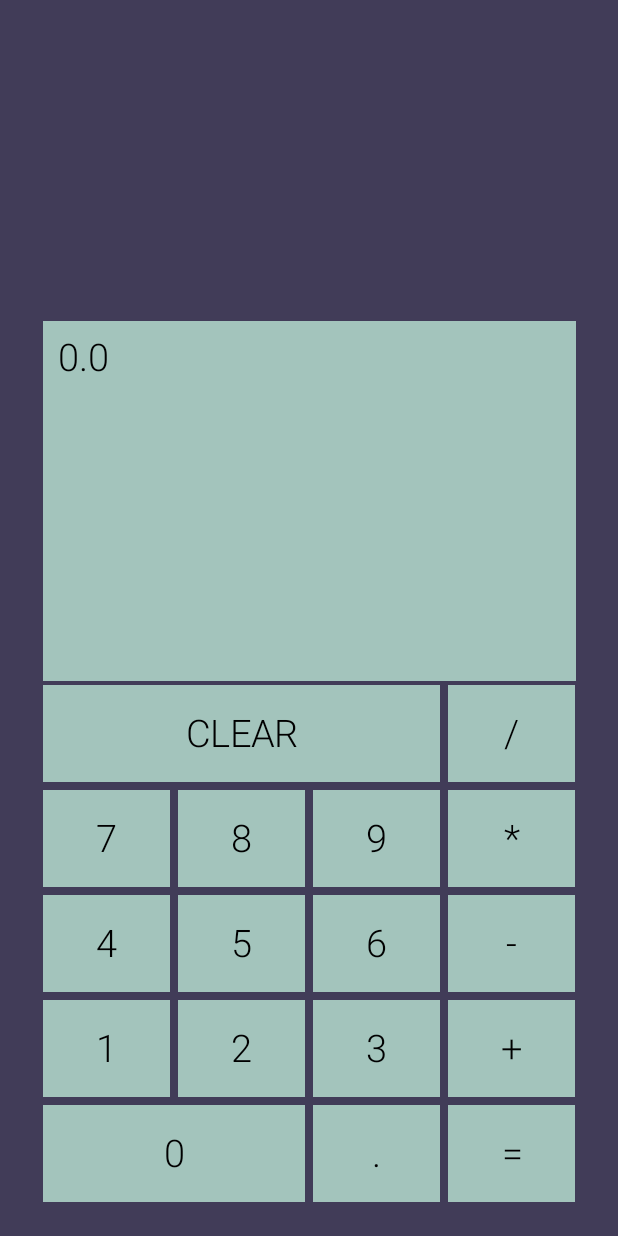
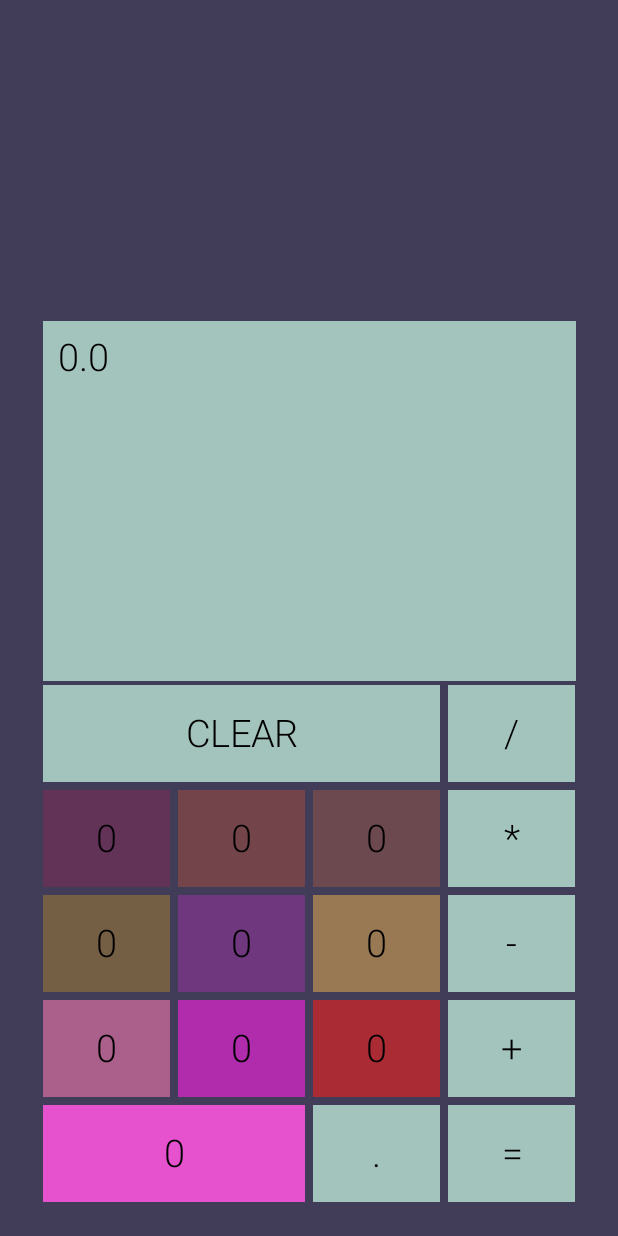
Before and after one commit to nasvalljohan/Calculator-MI-Academy-, an Android app built with Jetpack Compose: the screen it shows after launch (MainActivity), on a phone screen of 412 x 824 dp. Run offline under Robolectric (Android 15) with nearby library versions, the phone set to English and light mode, and no system bars.

Commit message:
Crapculator V2 to be approved

```diff
--- /dev/null
+++ b/app/src/main/java/com/jojjnator/kalkylator/RandomGenerator.kt
@@ -0,0 +1,19 @@
+package com.jojjnator.kalkylator
+
+import androidx.compose.ui.graphics.Color
+import kotlin.random.Random
+
+class RandomGenerator {
+
+    companion object{
+        fun getRandomColor(): Color {
+
+            return Color(
+                255,
+                Random.nextInt(256),
+                Random.nextInt(256),
+                Random.nextInt(256)
+            )
+        }
+    }
+}
--- a/app/src/main/java/com/jojjnator/kalkylator/ui/Calculator.kt
+++ b/app/src/main/java/com/jojjnator/kalkylator/ui/Calculator.kt
@@ -7,6 +7,7 @@ import androidx.compose.material.Text
 import androidx.compose.runtime.Composable
 import androidx.compose.ui.Alignment
 import androidx.compose.ui.Modifier
+import androidx.compose.ui.graphics.Color
 import androidx.compose.ui.text.font.FontWeight
 import androidx.compose.ui.tooling.preview.Preview
 import androidx.compose.ui.unit.dp
@@ -17,11 +18,11 @@ import com.jojjnator.kalkylator.ui.theme.BackgroundColor
 import com.jojjnator.kalkylator.ui.theme.ButtonColor
 import com.jojjnator.kalkylator.viewmodel.CalculatorViewModel
 import com.jojjnator.kalkylator.viewmodel.Operators
+import kotlin.random.Random
 
 @Preview
 @Composable
 fun Calculator() {
-
 
     val viewModel = viewModel { CalculatorViewModel() }
 
@@ -29,6 +30,7 @@ fun Calculator() {
     val modifierSmallBox: Modifier = Modifier.size(height = 70.dp, width = 90.dp)
     val modifierMediumBox: Modifier = Modifier.size(height = 70.dp, width = 180.dp)
     val modifierBigBox: Modifier = Modifier.size(height = 70.dp, width = 270.dp)
+
 
     Column(
         modifier = Modifier
@@ -79,12 +81,12 @@ fun Calculator() {
             modifier = fillMaxWidthModifier,
             horizontalArrangement = Arrangement.Center
         ) {
-            CalculatorButton(
+            CalculatorOperatorButton(
                 modifier = modifierBigBox
                     .clickable { viewModel.checkInput(CalculatorAction.Clear) },
                 operator = "CLEAR",
             )
-            CalculatorButton(
+            CalculatorOperatorButton(
                 modifier = modifierSmallBox
                     .clickable { viewModel.checkInput(CalculatorAction.SetOperator(Operators.DIVIDE)) },
                 operator = "/"
@@ -94,22 +96,19 @@ fun Calculator() {
             modifier = fillMaxWidthModifier,
             horizontalArrangement = Arrangement.Center
         ) {
-            CalculatorButton(
+            CalculatorNumberButton(
                 modifier = modifierSmallBox
-                    .clickable { viewModel.checkInput(CalculatorAction.SetNumber(7)) },
-                operator = "7"
+                    .clickable { viewModel.checkInput(CalculatorAction.SetNumber(viewModel.numbers[0])) }
             )
-            CalculatorButton(
+            CalculatorNumberButton(
                 modifier = modifierSmallBox
-                    .clickable { viewModel.checkInput(CalculatorAction.SetNumber(8)) },
-                operator = "8"
+                    .clickable { viewModel.checkInput(CalculatorAction.SetNumber(viewModel.numbers[1])) }
             )
-            CalculatorButton(
+            CalculatorNumberButton(
                 modifier = modifierSmallBox
-                    .clickable { viewModel.checkInput(CalculatorAction.SetNumber(9)) },
-                operator = "9"
+                    .clickable { viewModel.checkInput(CalculatorAction.SetNumber(viewModel.numbers[2])) }
             )
-            CalculatorButton(
+            CalculatorOperatorButton(
                 modifier = modifierSmallBox
                     .clickable { viewModel.checkInput(CalculatorAction.SetOperator(Operators.MULTIPLY)) },
                 operator = "*"
@@ -119,22 +118,19 @@ fun Calculator() {
             modifier = fillMaxWidthModifier,
             horizontalArrangement = Arrangement.Center
         ) {
-            CalculatorButton(
+            CalculatorNumberButton(
                 modifier = modifierSmallBox
-                    .clickable { viewModel.checkInput(CalculatorAction.SetNumber(4)) },
-                operator = "4"
+                    .clickable { viewModel.checkInput(CalculatorAction.SetNumber(viewModel.numbers[3])) }
             )
-            CalculatorButton(
+            CalculatorNumberButton(
                 modifier = modifierSmallBox
-                    .clickable { viewModel.checkInput(CalculatorAction.SetNumber(5)) },
-                operator = "5"
+                    .clickable { viewModel.checkInput(CalculatorAction.SetNumber(viewModel.numbers[4])) }
             )
-            CalculatorButton(
+            CalculatorNumberButton(
                 modifier = modifierSmallBox
-                    .clickable { viewModel.checkInput(CalculatorAction.SetNumber(6)) },
-                operator = "6"
+                    .clickable { viewModel.checkInput(CalculatorAction.SetNumber(viewModel.numbers[5])) }
             )
-            CalculatorButton(
+            CalculatorOperatorButton(
                 modifier = modifierSmallBox
                     .clickable { viewModel.checkInput(CalculatorAction.SetOperator(Operators.MINUS)) },
                 operator = "-"
@@ -144,22 +140,19 @@ fun Calculator() {
             modifier = fillMaxWidthModifier,
             horizontalArrangement = Arrangement.Center
         ) {
-            CalculatorButton(
+            CalculatorNumberButton(
                 modifier = modifierSmallBox
-                    .clickable { viewModel.checkInput(CalculatorAction.SetNumber(1)) },
-                operator = "1"
+                    .clickable { viewModel.checkInput(CalculatorAction.SetNumber(viewModel.numbers[6])) }
             )
-            CalculatorButton(
+            CalculatorNumberButton(
                 modifier = modifierSmallBox
-                    .clickable { viewModel.checkInput(CalculatorAction.SetNumber(2)) },
-                operator = "2"
+                    .clickable { viewModel.checkInput(CalculatorAction.SetNumber(viewModel.numbers[7])) }
             )
-            CalculatorButton(
+            CalculatorNumberButton(
                 modifier = modifierSmallBox
-                    .clickable { viewModel.checkInput(CalculatorAction.SetNumber(3)) },
-                operator = "3"
+                    .clickable { viewModel.checkInput(CalculatorAction.SetNumber(viewModel.numbers[8])) }
             )
-            CalculatorButton(
+            CalculatorOperatorButton(
                 modifier = modifierSmallBox
                     .clickable { viewModel.checkInput(CalculatorAction.SetOperator(Operators.PLUS)) },
                 operator = "+"
@@ -169,17 +162,16 @@ fun Calculator() {
             modifier = fillMaxWidthModifier,
             horizontalArrangement = Arrangement.Center
         ) {
-            CalculatorButton(
+            CalculatorNumberButton(
                 modifier = modifierMediumBox
-                    .clickable { viewModel.checkInput(CalculatorAction.SetNumber(0)) },
-                operator = "0"
+                    .clickable { viewModel.checkInput(CalculatorAction.SetNumber(viewModel.numbers[9])) }
             )
-            CalculatorButton(
+            CalculatorOperatorButton(
                 modifier = modifierSmallBox
                     .clickable { viewModel.checkInput(CalculatorAction.Comma) },
                 operator = "."
             )
-            CalculatorButton(
+            CalculatorOperatorButton(
                 modifier = modifierSmallBox
                     .clickable { viewModel.checkInput(CalculatorAction.DoCalculation) },
                 operator = "="
--- a/app/src/main/java/com/jojjnator/kalkylator/ui/CalculatorButton.kt
+++ b/app/src/main/java/com/jojjnator/kalkylator/ui/CalculatorButton.kt
@@ -1,34 +1,62 @@
 package com.jojjnator.kalkylator.ui
 
+import androidx.compose.animation.core.*
 import androidx.compose.foundation.BorderStroke
 import androidx.compose.foundation.background
 import androidx.compose.foundation.border
-import androidx.compose.foundation.clickable
 import androidx.compose.foundation.layout.Box
-import androidx.compose.foundation.layout.padding
-import androidx.compose.foundation.shape.RoundedCornerShape
-import androidx.compose.material.MaterialTheme
 import androidx.compose.material.Text
 import androidx.compose.runtime.Composable
+import androidx.compose.runtime.LaunchedEffect
+import androidx.compose.runtime.getValue
 import androidx.compose.ui.Alignment
 import androidx.compose.ui.Modifier
-import androidx.compose.ui.draw.clip
-import androidx.compose.ui.graphics.Color
 import androidx.compose.ui.text.TextStyle
-import androidx.compose.ui.text.font.Font
 import androidx.compose.ui.text.font.FontWeight
-import androidx.compose.ui.tooling.preview.Preview
-import androidx.compose.ui.unit.TextUnit
 import androidx.compose.ui.unit.dp
 import androidx.compose.ui.unit.sp
+import com.jojjnator.kalkylator.RandomGenerator
 import com.jojjnator.kalkylator.ui.theme.BackgroundColor
 import com.jojjnator.kalkylator.ui.theme.ButtonColor
+import kotlin.math.roundToInt
 
 @Composable
-fun CalculatorButton(
+fun CalculatorNumberButton(
     modifier: Modifier = Modifier,
-    operator: String = "7",
-){
+) {
+
+    val randomColor = RandomGenerator.getRandomColor()
+    val infiniteTransition = rememberInfiniteTransition()
+    val noChillText by infiniteTransition.animateFloat(
+        initialValue = 0f,
+        targetValue = 9f,
+        animationSpec = infiniteRepeatable(
+            tween(100),
+            repeatMode = RepeatMode.Restart
+        )
+    )
+
+    Box(
+        modifier = Modifier
+            .background(randomColor)
+            .border(border = BorderStroke(2.5.dp, color = BackgroundColor))
+            .then(modifier),
+        contentAlignment = Alignment.Center,
+
+        ) {
+        Text(
+            text = noChillText.roundToInt().toString(),
+            fontWeight = FontWeight.Light,
+            style = TextStyle(fontSize = 25.sp)
+        )
+    }
+}
+
+@Composable
+fun CalculatorOperatorButton(
+    modifier: Modifier = Modifier,
+    operator: String = ""
+) {
     Box(
         modifier = Modifier
             .background(ButtonColor)
@@ -36,7 +64,7 @@ fun CalculatorButton(
             .then(modifier),
         contentAlignment = Alignment.Center,
 
-        ){
+        ) {
         Text(
             text = operator,
             fontWeight = FontWeight.Light,
--- a/app/src/main/java/com/jojjnator/kalkylator/ui/theme/Color.kt
+++ b/app/src/main/java/com/jojjnator/kalkylator/ui/theme/Color.kt
@@ -1,6 +1,7 @@
 package com.jojjnator.kalkylator.ui.theme
 
 import androidx.compose.ui.graphics.Color
+import com.jojjnator.kalkylator.RandomGenerator
 
 val BackgroundColor = Color(0xff413c58)
 val ButtonColor = Color(0xffa3c4bc)
--- a/app/src/main/java/com/jojjnator/kalkylator/viewmodel/CalculatorViewModel.kt
+++ b/app/src/main/java/com/jojjnator/kalkylator/viewmodel/CalculatorViewModel.kt
@@ -3,6 +3,9 @@ package com.jojjnator.kalkylator.viewmodel
 import androidx.compose.runtime.mutableStateOf
 import androidx.lifecycle.ViewModel
 import com.jojjnator.kalkylator.CalculatorAction
+import java.util.*
+import kotlin.math.absoluteValue
+import kotlin.random.Random
 
 class CalculatorViewModel : ViewModel() {
 
@@ -12,9 +15,9 @@ class CalculatorViewModel : ViewModel() {
         private set
     var operator = mutableStateOf("")
         private set
-
     var calculatedSum = mutableStateOf(0.0)
         private set
+    var numbers = mutableListOf(1,2,3,4,5,6,7,8,9,0)
 
     fun checkInput(actionFromUI: CalculatorAction) {
         when (actionFromUI) {
@@ -23,27 +26,31 @@ class CalculatorViewModel : ViewModel() {
                 secondInput.value = ""
                 firstInput.value = ""
                 calculatedSum.value = 0.0
+                crapTheLator()
             }
             is CalculatorAction.DoCalculation -> doCalculation(operatorInput = operator.value)
 
             is CalculatorAction.Comma -> addCommaToDigit()
 
             is CalculatorAction.SetNumber -> setNumberFromAction(
-                action = actionFromUI,
-                operatorInput = operator.value
+                operatorInput = operator.value,
+                action = actionFromUI
             )
 
             is CalculatorAction.SetOperator -> operator.value = actionFromUI.operator.stringOP
         }
     }
 
-    private fun setNumberFromAction(action: CalculatorAction.SetNumber, operatorInput: String) {
+    private fun setNumberFromAction(operatorInput: String, action: CalculatorAction.SetNumber) {
         if (operatorInput.isEmpty()) {
             firstInput.value += action.number
         }
         if (operatorInput.isNotEmpty()) {
             secondInput.value += action.number
         }
+    }
+    private fun crapTheLator(){
+        numbers = numbers.shuffled().toMutableList()
     }
 
     private fun addCommaToDigit() {
@@ -69,6 +76,7 @@ class CalculatorViewModel : ViewModel() {
             calculatedSum.value = firstInput.value.toDouble() - secondInput.value.toDouble()
         }
     }
+
 }
 
 enum class Operators(val stringOP: String) {
```
